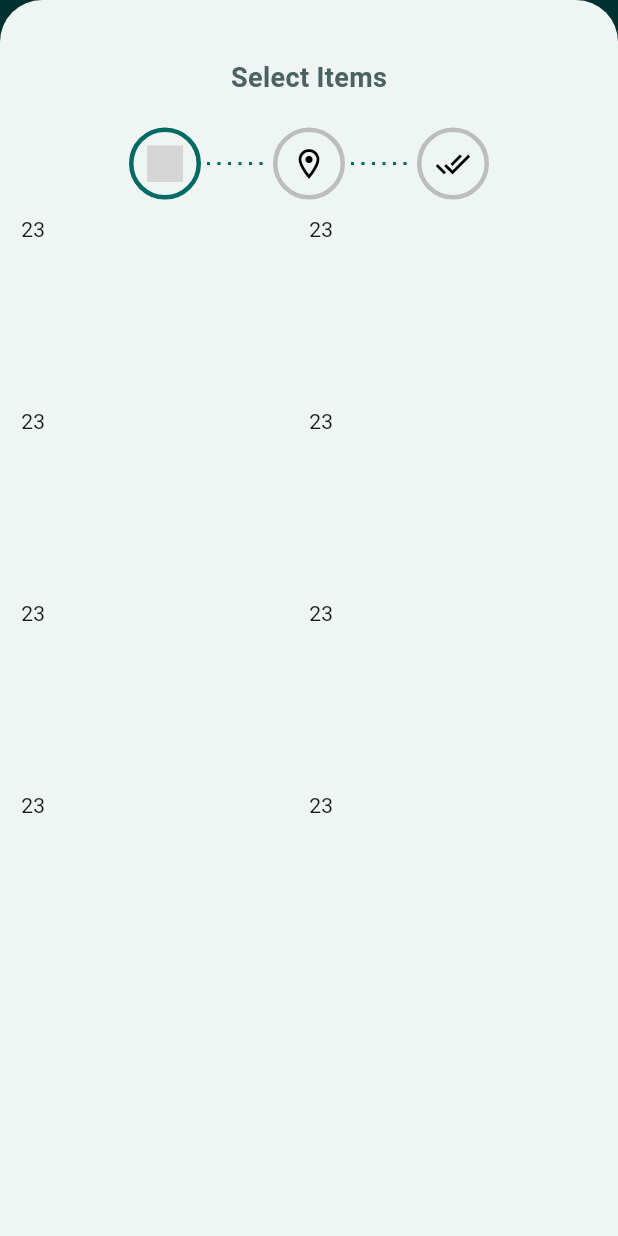
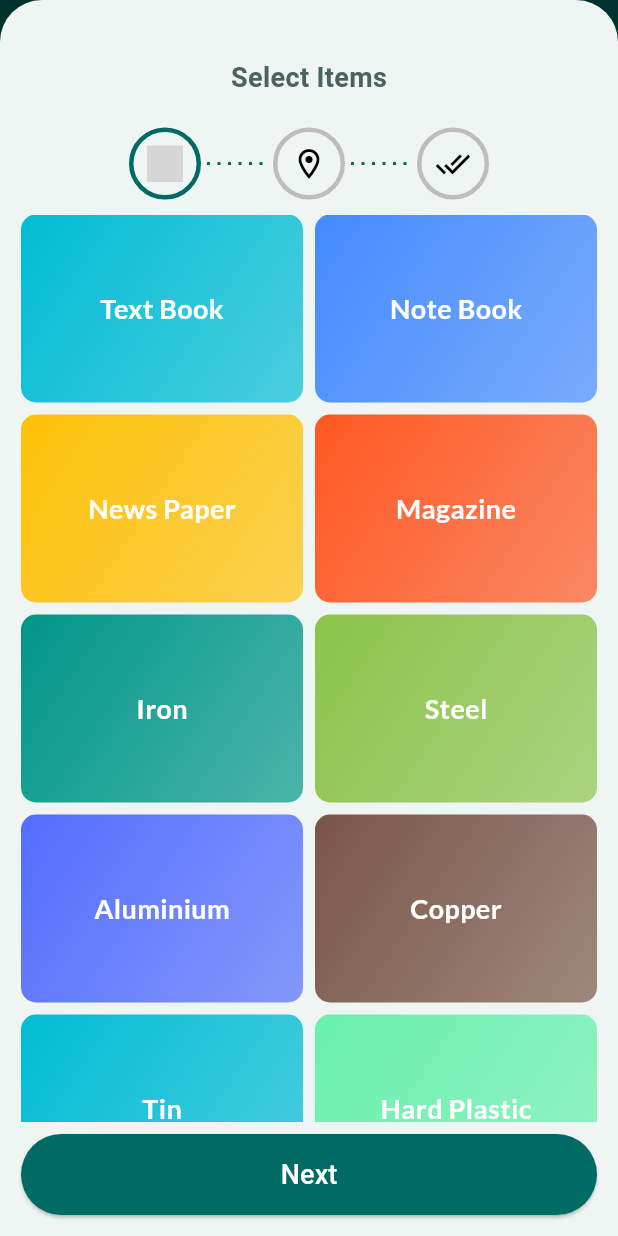
Before and after one commit to singhjassie/EchoFetch, a Flutter app: the screen it shows after launch, after a tap on "Create Request", on a phone screen of 412 x 824 dp. Run offline on Flutter 3.47's test engine with Material 3 defaults, Android fonts, the phone set to English and light mode, and no system bars; drawn by our look-alikes of easy_stepper; our stand-ins replace google_fonts; grey boxes are pictures that could not be loaded.

Commit message:
added select items and chose location

```diff
--- /dev/null
+++ b/lib/data/waste_item_list.dart
@@ -0,0 +1,130 @@
+import 'package:echofetch/model/waste_item.dart';
+import 'package:flutter/material.dart';
+
+// Map<String, List<WasteItem>> wasteItemList = {
+//   "Paper": paperWasteItemList,
+//   "Plastic": plasticWasteItemList,
+//   "Metal": metalWasteItemList,
+//   "E Waste": eWasteItemList,
+// };
+
+List<WasteItem> wasteItemList = [
+  WasteItem(
+    title: 'Text Book',
+    color: Colors.cyan,
+    price: 10,
+  ),
+  WasteItem(
+    title: 'Note Book',
+    color: Colors.blueAccent,
+    price: 12,
+  ),
+  WasteItem(
+    title: 'News Paper',
+    color: Colors.amber,
+    price: 13,
+  ),
+  WasteItem(
+    title: 'Magazine',
+    color: Colors.deepOrange,
+    price: 6,
+  ),
+  WasteItem(
+    title: 'Iron',
+    color: Colors.teal,
+    price: 50,
+  ),
+  WasteItem(
+    title: 'Steel',
+    color: Colors.lightGreen,
+    price: 65,
+  ),
+  WasteItem(
+    title: 'Aluminium',
+    color: Colors.indigoAccent,
+    price: 90,
+  ),
+  WasteItem(
+    title: 'Copper',
+    color: Colors.brown,
+    price: 400,
+  ),
+  WasteItem(
+    title: 'Tin',
+    color: Colors.cyan,
+    price: 400,
+  ),
+  WasteItem(
+    title: 'Hard Plastic',
+    color: Colors.greenAccent,
+    price: 6,
+  ),
+  WasteItem(
+    title: 'Soft Plastic',
+    color: Colors.amber,
+    price: 12,
+  ),
+  WasteItem(
+    title: 'Fiber',
+    color: Colors.pinkAccent,
+    price: 18,
+  ),
+  WasteItem(
+    title: 'PVC',
+    color: Colors.lightGreen,
+    price: 18,
+  ),
+  WasteItem(
+    title: 'Mobile Phone',
+    color: Colors.teal,
+    price: 50,
+  ),
+  WasteItem(
+    title: 'Laptop',
+    color: Colors.lightGreen,
+    price: 65,
+  ),
+  WasteItem(
+    title: 'Music System',
+    color: Colors.greenAccent,
+    price: 90,
+  ),
+  WasteItem(
+    title: 'LED TV',
+    color: Colors.brown,
+    price: 400,
+  ),
+  WasteItem(
+    title: 'Smart Watch',
+    color: Colors.cyan,
+    price: 40,
+  ),
+  WasteItem(
+    title: 'UPS',
+    color: Colors.deepOrangeAccent,
+    price: 450,
+  ),
+  WasteItem(
+    title: 'CPU',
+    color: Colors.orangeAccent,
+    price: 450,
+  ),
+  WasteItem(
+    title: 'Others',
+    color: Colors.grey,
+    price: 20,
+  ),
+];
+
+
+// List<WasteItem> plasticWasteItemList = [
+
+// ];
+
+// List<WasteItem> metalWasteItemList = [
+
+// ];
+
+// List<WasteItem> eWasteItemList = [
+
+// ];
--- a/lib/echofetch.dart
+++ b/lib/echofetch.dart
@@ -64,19 +64,22 @@ class _EchoFetchState extends State<EchoFetch> {
         selectedIndex: currentScreenIndex,
         destinations: const <Widget>[
           NavigationDestination(
-            selectedIcon: Icon(Icons.home),
+            selectedIcon: Icon(Icons.home, color: Colors.white,),
             icon: Icon(Icons.home_outlined),
             label: 'Home',
           ),
           NavigationDestination(
+            selectedIcon: Icon(Icons.price_change, color: Colors.white,),
             icon: Badge(child: Icon(Icons.price_change)),
             label: 'Pricing',
           ),
           NavigationDestination(
+            selectedIcon: Icon(Icons.celebration, color: Colors.white,),
             icon: Badge(child: Icon(Icons.celebration)),
             label: 'Rewards',
           ),
           NavigationDestination(
+            selectedIcon: Icon(Icons.comment_rounded, color: Colors.white,),
             icon: Badge(
               label: Text('2'),
               child: Icon(Icons.comment_rounded),
--- /dev/null
+++ b/lib/model/location.dart
@@ -0,0 +1,19 @@
+import 'package:uuid/uuid.dart';
+
+Uuid uuid = Uuid();
+
+class Location {
+  Location({
+    required this.houseNo,
+    required this.city,
+    required this.state,
+    required this.country,
+    required this.pinCode,
+  }): id = uuid.v4();
+  final String id;
+  final int houseNo;
+  final String city;
+  final String state;
+  final String country;
+  final int pinCode;
+}
--- /dev/null
+++ b/lib/model/request.dart
@@ -0,0 +1,15 @@
+import 'dart:collection';
+
+import 'package:uuid/uuid.dart';
+
+Uuid uuid = Uuid();
+
+class Request{
+  Request({required this.selectedItems, required this.requestDate}):
+    id = uuid.v4(), expectedDate = requestDate.copyWith(day: requestDate.day+5);
+
+  final String id;
+  final HashMap selectedItems;
+  final DateTime requestDate;
+  final DateTime expectedDate;
+}
--- /dev/null
+++ b/lib/model/waste_item.dart
@@ -0,0 +1,12 @@
+import 'package:flutter/material.dart';
+import 'package:uuid/uuid.dart';
+
+Uuid uuid = Uuid();
+
+class WasteItem{
+  WasteItem({required this.title, required this.color, required this.price}): id = uuid.v4();
+  final String id;
+  final String title;
+  final Color color;
+  final double price;
+}
--- a/lib/widgets/new_request_overlay.dart
+++ b/lib/widgets/new_request_overlay.dart
@@ -1,3 +1,8 @@
+import 'dart:collection';
+
+import 'package:echofetch/widgets/overlay_steps/choose_location_step.dart';
+import 'package:echofetch/widgets/overlay_steps/confirm_details_step.dart';
+import 'package:echofetch/widgets/overlay_steps/select_items_step.dart';
 import 'package:flutter/material.dart';
 import 'package:easy_stepper/easy_stepper.dart';
 
@@ -10,12 +15,53 @@ class NewRequestOverlay extends StatefulWidget {
 }
 
 class _NewRequestOverlayState extends State<NewRequestOverlay> {
-  int activeStep = 0;
-  String currentStep = 'Select Items';
+  int _activeStep = 0;
+  HashSet? _selectedItems;
+  String? _chosenLocationId;
+  SelectItemStep? _selectItemStep;
+  ChooseLocationStep? _chooseLocationStep;
+  ConfirmDetailsStep? _confirmDetailsStep;
+
+  @override
+  void initState() {
+    _selectItemStep = SelectItemStep(onNext: _saveSelectedItems);
+    _chooseLocationStep = ChooseLocationStep(onNext: _saveLocation);
+    _confirmDetailsStep = ConfirmDetailsStep();
+    super.initState();
+  }
+
+  void _saveSelectedItems(HashSet selectedItems){
+    setState(() {
+      _selectedItems = selectedItems;
+      _activeStep++;
+    });
+  }
+
+  void _saveLocation(String locationId){
+    setState(() {
+      _chosenLocationId = locationId;
+      _activeStep++;
+    });
+  }
 
   @override
   Widget build(BuildContext context) {
+    String? currentStepName;
+    Widget? currentStepWidget;
+    if(_activeStep==0){
+      currentStepName = 'Select Items';
+      currentStepWidget = _selectItemStep;
+    }
+    else if(_activeStep==1){
+      currentStepName = 'Choose Location';
+      currentStepWidget = _chooseLocationStep;
+    }
+    else if(_activeStep==2){
+      currentStepName = 'Confirm Details';
+      currentStepWidget = _confirmDetailsStep;
+    }
     ColorScheme colorScheme = Theme.of(context).colorScheme;
+
     return Center(
       child: Padding(
         padding: const EdgeInsets.all(14.0),
@@ -25,7 +71,7 @@ class _NewRequestOverlayState extends State<NewRequestOverlay> {
               height: 25,
             ),
             Text(
-              currentStep,
+              currentStepName!,
               style: TextStyle(
                 fontWeight: FontWeight.bold,
                 fontSize: 18,
@@ -36,15 +82,15 @@ class _NewRequestOverlayState extends State<NewRequestOverlay> {
               height: 10,
             ),
             EasyStepper(
-              activeStep: activeStep,
+              activeStep: _activeStep,
               stepShape: StepShape.circle,
-              stepBorderRadius: 50,
+              // stepBorderRadius: 4,
               borderThickness: 3,
               stepRadius: 24,
               finishedStepBorderColor: colorScheme.primary,
               finishedStepBackgroundColor: colorScheme.primary.withAlpha(150),
               showLoadingAnimation: true,
-              onStepReached: (index) => setState(() => activeStep = index),
+              onStepReached: (index) => setState(() => _activeStep = index),
               steps: [
                 EasyStep(
                   customStep: ClipRRect(
@@ -75,94 +121,10 @@ class _NewRequestOverlayState extends State<NewRequestOverlay> {
                 ),
               ],
             ),
-            Expanded(
-              child: GridView(
-                gridDelegate: const SliverGridDelegateWithFixedCrossAxisCount(
-                  crossAxisCount: 2,
-                  childAspectRatio: 3 / 2,
-                ),
-                children: const [
-                  Text('23'),
-                  Text('23'),
-                  Text('23'),
-                  Text('23'),
-                  Text('23'),
-                  Text('23'),
-                  Text('23'),
-                  Text('23'),
-                ],
-              ),
-            )
+            Expanded(child: currentStepWidget!),
           ],
         ),
       ),
     );
   }
 }
-
-class ItemTile extends StatelessWidget {
-  final int itemNo;
-
-  const ItemTile(
-    this.itemNo,
-  );
-
-  @override
-  Widget build(BuildContext context) {
-    final Color color = Colors.red;
-    return Padding(
-      padding: const EdgeInsets.all(8.0),
-      child: ListTile(
-        tileColor: color.withOpacity(0.3),
-        onTap: () {},
-        leading: Container(
-          width: 50,
-          height: 30,
-          color: color.withOpacity(0.5),
-          child: Placeholder(
-            color: color,
-          ),
-        ),
-        title: Text(
-          'Product $itemNo',
-          key: Key('text_$itemNo'),
-        ),
-      ),
-    );
-  }
-}
-
-
-            // finishedStepBorderColor: colorScheme.primary,
-            // finishedStepTextColor: colorScheme.primary,
-            // finishedStepBackgroundColor: colorScheme.primary,
-            // activeStepIconColor: colorScheme.primary,
-
-          // FlutterStepIndicator(
-          //   onChange: (int index) {},
-          //   list: [1,2,3],
-          //   page: step,
-          //   height: 25,
-          //   positiveColor: Theme.of(context).colorScheme.primary,
-          //   progressColor: Theme.of(context).colorScheme.secondary,
-          //   // negativeColor: Theme.of(context).colorScheme.errorContainer,
-          // ),
-
-
-  // String currentStep = 'Select Items';
-  // Widget currentStepWidget = SelectItemStep();
-  // int step = 0;
-  // void goToNextStep(int step){
-  // if(step==0){
-  //   currentStep = 'Select Items';
-  //   currentStepWidget = SelectItemStep();
-  // }
-  // else if(step==1){
-  //   currentStep = 'Select Address';
-  //   currentStepWidget = SelectItemStep();
-  // }
-  // else{
-  //   currentStep = 'Summary';
-  //   currentStepWidget = SelectItemStep();
-  // }
-  // }
--- /dev/null
+++ b/lib/widgets/overlay_steps/select_items_step.dart
@@ -0,0 +1,75 @@
+import 'dart:collection';
+
+import 'package:echofetch/widgets/waste_item_widget.dart';
+import 'package:flutter/material.dart';
+import 'package:echofetch/data/waste_item_list.dart';
+
+class SelectItemStep extends StatefulWidget {
+  SelectItemStep({super.key, required this.onNext});
+  final void Function(HashSet) onNext;
+
+  @override
+  State<SelectItemStep> createState() => _SelectItemStepState();
+}
+
+class _SelectItemStepState extends State<SelectItemStep> {
+  final HashSet _selectedItems = HashSet();
+
+  void _selectMultipleItems(String id) {
+    setState(() {
+      if (_selectedItems.contains(id)) {
+        _selectedItems.remove(id);
+      } else {
+        _selectedItems.add(id);
+      }
+    },);
+  }
+
+  @override
+  Widget build(BuildContext context) {
+    return Column(
+      crossAxisAlignment: CrossAxisAlignment.stretch,
+      children: [
+        Expanded(
+          child: GridView(
+            gridDelegate: const SliverGridDelegateWithFixedCrossAxisCount(
+              crossAxisCount: 2,
+              childAspectRatio: 3 / 2,
+              mainAxisSpacing: 8,
+              crossAxisSpacing: 8,
+            ),
+            children: [
+              ...wasteItemList.map(
+                (item) => WasteItemWidget(
+                  wasteItem: item,
+                  onTap: _selectMultipleItems,
+                  isSelected: _selectedItems.contains(item.id),
+                ),
+              )
+            ],
+          ),
+        ),
+        SizedBox(
+          height: 8,
+        ),
+        ElevatedButton(
+          style: ElevatedButton.styleFrom(
+            foregroundColor: Colors.white,
+            padding: EdgeInsets.symmetric(
+              vertical: 14,
+              horizontal: 50,
+            ),
+            backgroundColor: Theme.of(context).colorScheme.primary,
+          ),
+          onPressed: (){widget.onNext(_selectedItems);},
+          child: Text(
+            'Next',
+            style: TextStyle(
+              fontSize: 18,
+            ),
+          ),
+        ),
+      ],
+    );
+  }
+}
--- /dev/null
+++ b/lib/widgets/waste_item_widget.dart
@@ -0,0 +1,64 @@
+import 'package:echofetch/model/waste_item.dart';
+import 'package:flutter/material.dart';
+import 'package:google_fonts/google_fonts.dart';
+
+class WasteItemWidget extends StatelessWidget {
+  WasteItemWidget({
+    super.key,
+    required this.wasteItem,
+    required this.isSelected,
+    required this.onTap,
+  });
+  final WasteItem wasteItem;
+  final bool isSelected;
+  final void Function(String) onTap;
+
+  @override
+  Widget build(BuildContext context) {
+    return InkWell(
+      onTap: () {
+        onTap(wasteItem.id);
+      },
+      child: Stack(
+        children: [
+          Container(
+            decoration: BoxDecoration(
+              borderRadius: BorderRadius.all(Radius.circular(10)),
+              gradient: LinearGradient(
+                colors: [
+                  wasteItem.color.withAlpha(255),
+                  wasteItem.color.withAlpha(175),
+                ],
+                begin: Alignment.topLeft,
+                end: Alignment.bottomRight,
+              ),
+            ),
+            child: Center(
+              child: Text(
+                wasteItem.title,
+                style: GoogleFonts.lato(
+                  color: Theme.of(context).colorScheme.onPrimary,
+                  fontSize: 18,
+                  fontWeight: FontWeight.bold,
+                ),
+              ),
+            ),
+          ),
+          Visibility(
+            visible: isSelected,
+            child: Padding(
+              padding: EdgeInsets.all(8),
+              child: Align(
+                alignment: Alignment.bottomRight,
+                child: Icon(
+                  Icons.check_box,
+                  color: Colors.white,
+                ),
+              ),
+            ),
+          )
+        ],
+      ),
+    );
+  }
+}
--- a/pubspec.yaml
+++ b/pubspec.yaml
@@ -37,6 +37,7 @@ dependencies:
   cupertino_icons: ^1.0.2
   google_fonts: ^6.1.0
   easy_stepper: ^0.8.3
+  uuid: ^4.3.3
   # flutter_stepindicator: ^0.1.7
 
 dev_dependencies:
```
Also changed, not shown: lib/data/LocationsList.dart (added, +25 -0 lines), lib/widgets/location_widget.dart (added, +58 -0 lines), lib/widgets/overlay_steps/choose_location_step.dart (added, +60 -0 lines), lib/widgets/overlay_steps/confirm_details_step.dart (added, +13 -0 lines), lib/widgets/select_items.dart (deleted, +0 -15 lines), pubspec.lock.
